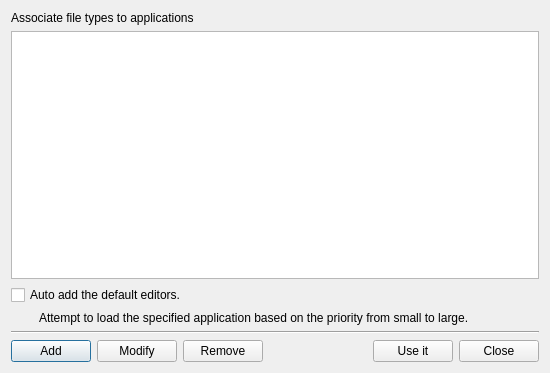
Old version of the form woterm/qwosessionftpproperty.ui in the repository aoyiduo/woterm.
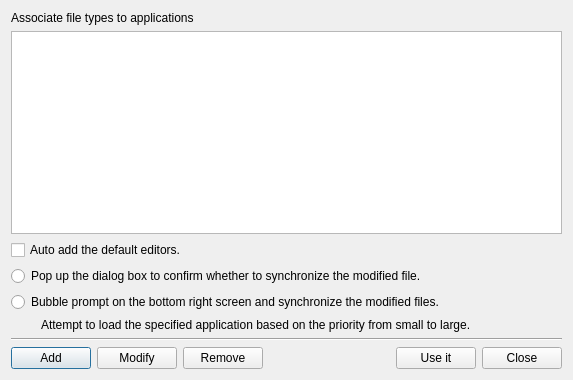
New version of the form. Icons and pictures are not drawn.

Patch:
```diff
--- a/woterm/qwosessionftpproperty.ui
+++ b/woterm/qwosessionftpproperty.ui
@@ -6,8 +6,8 @@
    <rect>
     <x>0</x>
     <y>0</y>
-    <width>550</width>
-    <height>373</height>
+    <width>573</width>
+    <height>380</height>
    </rect>
   </property>
   <property name="windowTitle">
@@ -37,6 +37,20 @@
      </property>
     </widget>
    </item>
+   <item>
+    <widget class="QRadioButton" name="radConfirmSync">
+     <property name="text">
+      <string>Pop up the dialog box to confirm whether to synchronize the modified file.</string>
+     </property>
+    </widget>
+   </item>
+   <item>
+    <widget class="QRadioButton" name="radBubbleSync">
+     <property name="text">
+      <string>Bubble prompt on the bottom right screen and synchronize the modified files.</string>
+     </property>
+    </widget>
+   </item>
    <item>
     <layout class="QHBoxLayout" name="horizontalLayout_2">
      <item>
```
